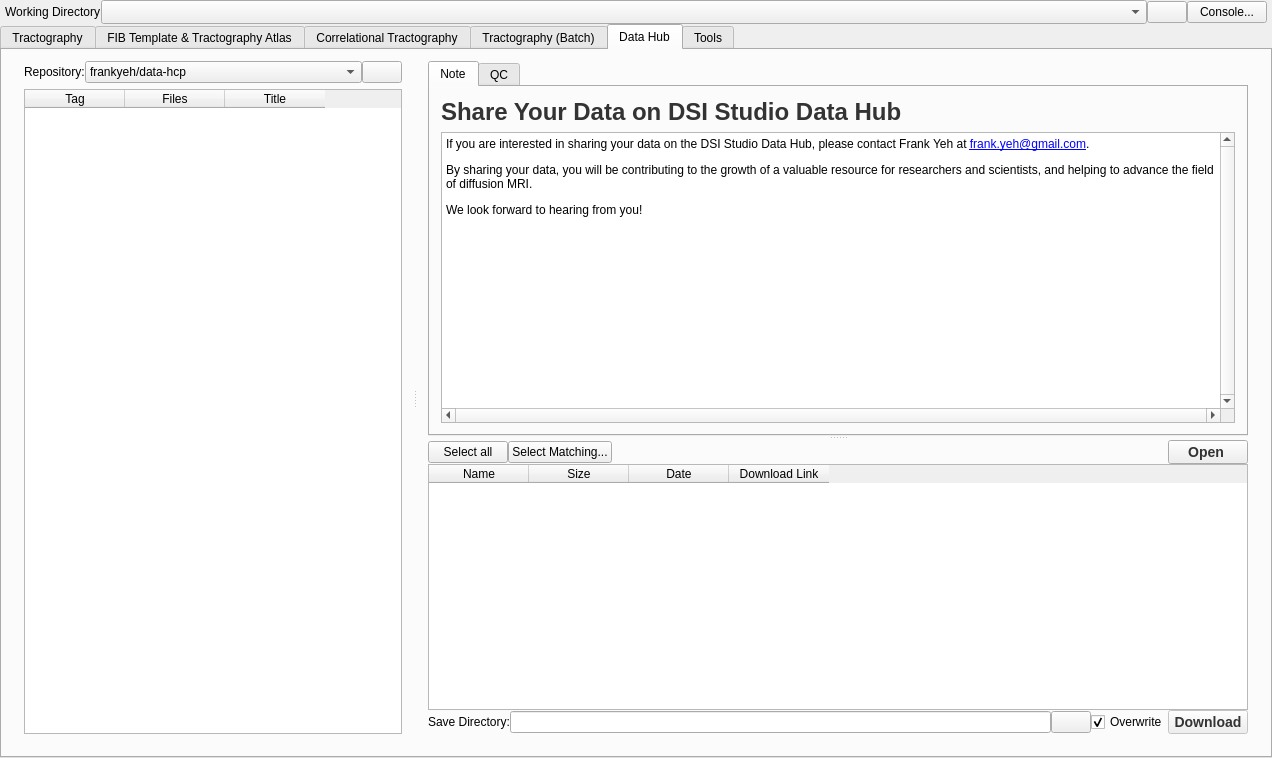
First picture: the form in mainwindow.ui, repository frankyeh/DSI-Studio, before the edit.
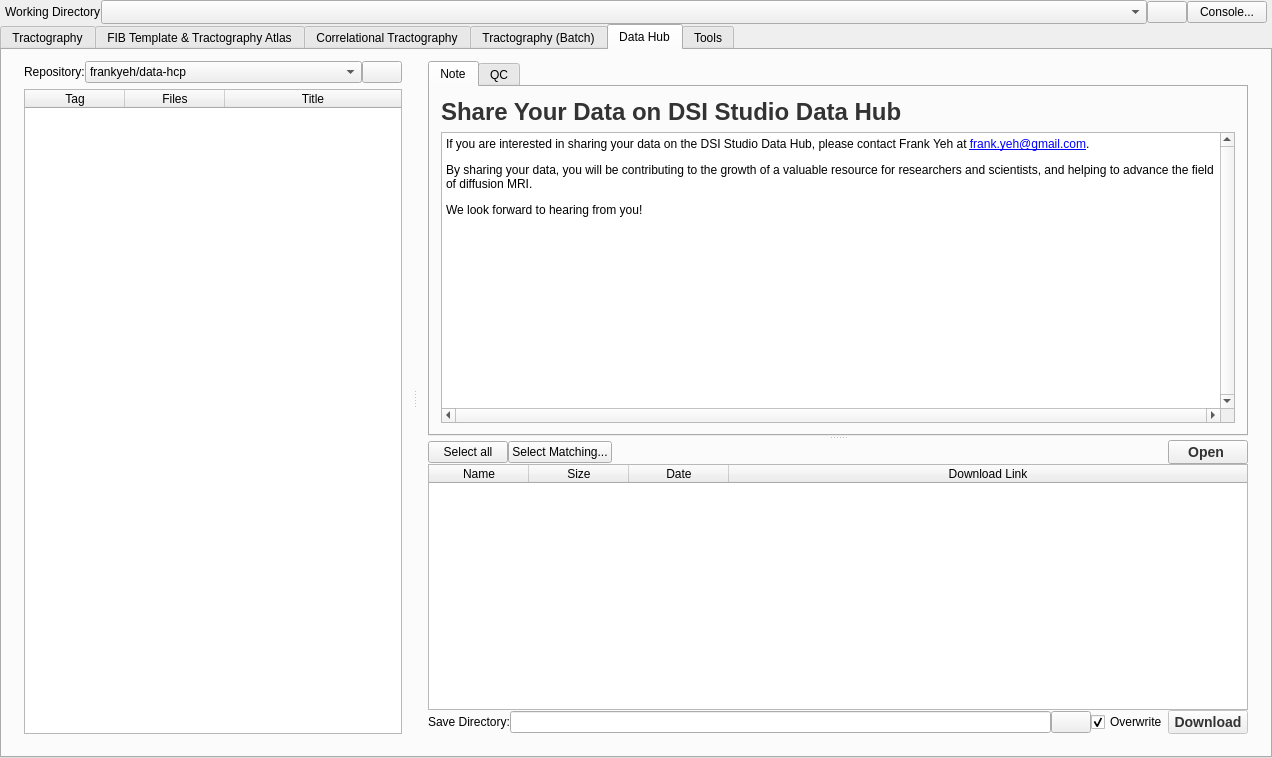
Second picture: the form after the edit. Icons and pictures are not drawn.

Commit message: con't

```diff
--- a/mainwindow.ui
+++ b/mainwindow.ui
@@ -2683,6 +2683,15 @@
             </item>
             <item>
              <widget class="QTableWidget" name="github_tags">
+              <property name="sizePolicy">
+               <sizepolicy hsizetype="Preferred" vsizetype="Expanding">
+                <horstretch>0</horstretch>
+                <verstretch>0</verstretch>
+               </sizepolicy>
+              </property>
+              <property name="horizontalScrollBarPolicy">
+               <enum>Qt::ScrollBarAsNeeded</enum>
+              </property>
               <property name="editTriggers">
                <set>QAbstractItemView::NoEditTriggers</set>
               </property>
@@ -2695,6 +2704,9 @@
               <property name="sortingEnabled">
                <bool>true</bool>
               </property>
+              <attribute name="horizontalHeaderStretchLastSection">
+               <bool>true</bool>
+              </attribute>
               <column>
                <property name="text">
                 <string>Tag</string>
@@ -2897,16 +2909,6 @@
                     </property>
                    </widget>
                   </item>
-                  <item>
-                   <widget class="QLabel" name="file_count">
-                    <property name="styleSheet">
-                     <string notr="true"/>
-                    </property>
-                    <property name="text">
-                     <string/>
-                    </property>
-                   </widget>
-                  </item>
                   <item>
                    <spacer name="horizontalSpacer">
                     <property name="orientation">
@@ -2920,6 +2922,16 @@
                     </property>
                    </spacer>
                   </item>
+                  <item>
+                   <widget class="QLabel" name="file_count">
+                    <property name="styleSheet">
+                     <string notr="true"/>
+                    </property>
+                    <property name="text">
+                     <string/>
+                    </property>
+                   </widget>
+                  </item>
                   <item>
                    <widget class="QPushButton" name="github_open_file">
                     <property name="styleSheet">
@@ -2942,6 +2954,12 @@
                 </item>
                 <item>
                  <widget class="QTableWidget" name="github_release_files">
+                  <property name="sizePolicy">
+                   <sizepolicy hsizetype="Preferred" vsizetype="Expanding">
+                    <horstretch>0</horstretch>
+                    <verstretch>0</verstretch>
+                   </sizepolicy>
+                  </property>
                   <property name="toolTip">
                    <string>Double click to download and open</string>
                   </property>
@@ -2957,6 +2975,9 @@
                   <property name="sortingEnabled">
                    <bool>true</bool>
                   </property>
+                  <attribute name="horizontalHeaderStretchLastSection">
+                   <bool>true</bool>
+                  </attribute>
                   <column>
                    <property name="text">
                     <string>Name</string>
```
Left out of the diff: 6 changed lines with no effect on the pictures. The commit also changes 1 other file.
